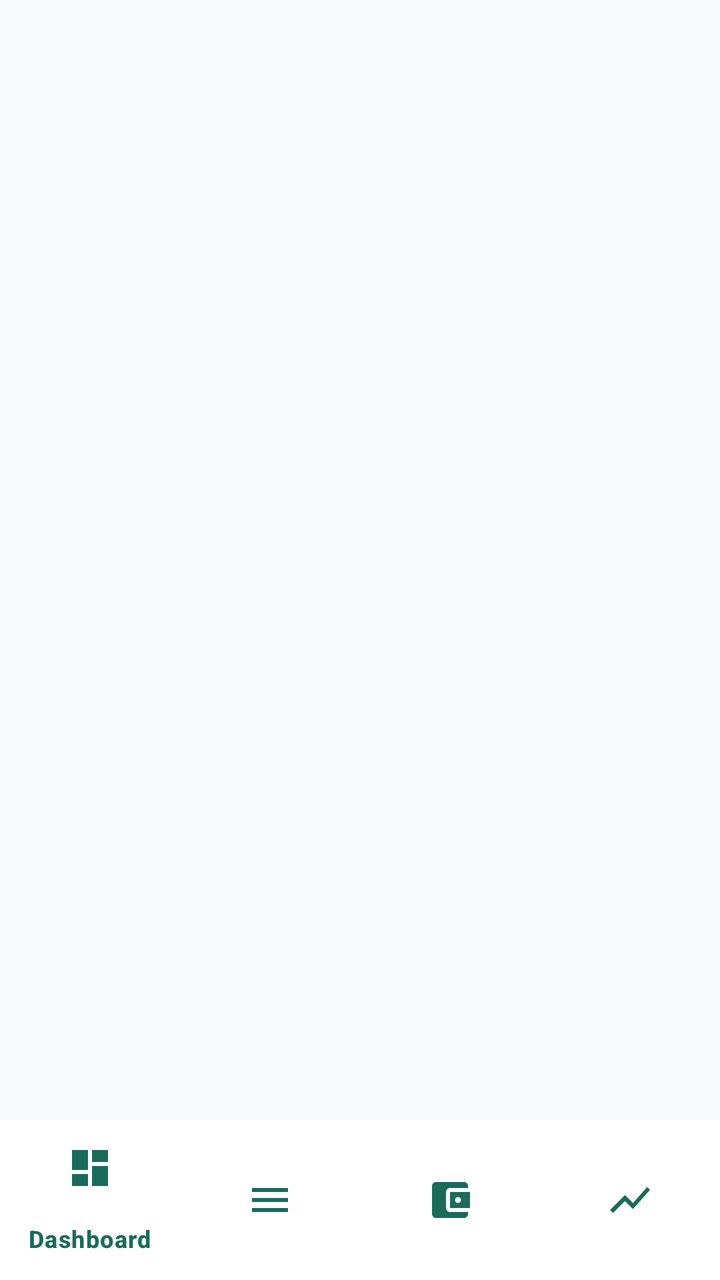
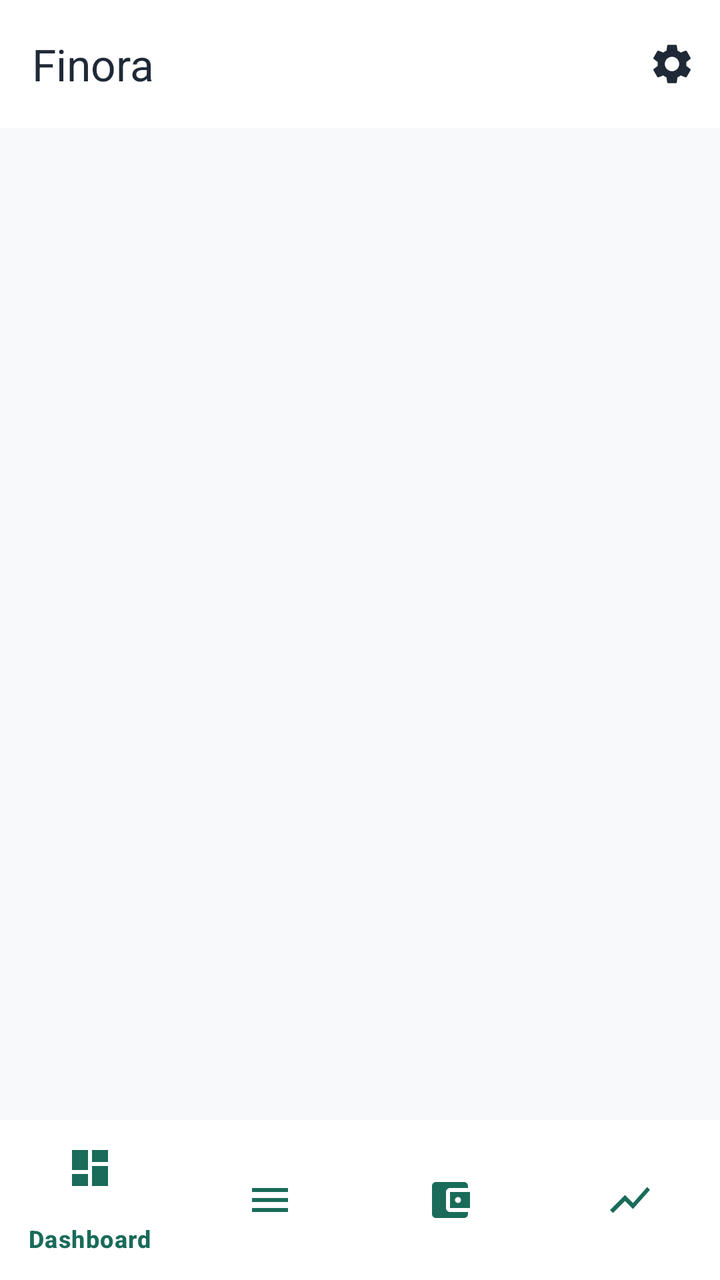

Compare the two renders of this Android layout. The source of the first and the diff that turns it into the second are given below.
<!-- AndroidManifest.xml: application theme Theme.Finora -->
<!-- res/layout/activity_main.xml -->
<?xml version="1.0" encoding="utf-8"?>
<androidx.constraintlayout.widget.ConstraintLayout
    xmlns:android="http://schemas.android.com/apk/res/android"
    xmlns:app="http://schemas.android.com/apk/res-auto"
    xmlns:tools="http://schemas.android.com/tools"
    android:id="@+id/main_root"
    android:layout_width="match_parent"
    android:layout_height="match_parent"
    tools:context=".MainActivity">

    <androidx.fragment.app.FragmentContainerView
        android:id="@+id/fragment_container"
        android:layout_width="match_parent"
        android:layout_height="0dp"
        app:layout_constraintTop_toTopOf="parent"
        app:layout_constraintBottom_toTopOf="@id/bottom_nav"
        app:layout_constraintStart_toStartOf="parent"
        app:layout_constraintEnd_toEndOf="parent" />

    <com.google.android.material.bottomnavigation.BottomNavigationView
        android:id="@+id/bottom_nav"
        android:layout_width="match_parent"
        android:layout_height="wrap_content"
        android:background="@color/nav_background"
        app:itemIconTint="@color/primary_teal"
        app:itemTextColor="@color/primary_teal"
        app:elevation="8dp"
        app:menu="@menu/bottom_nav_menu"
        app:layout_constraintBottom_toBottomOf="parent"
        app:layout_constraintStart_toStartOf="parent"
        app:layout_constraintEnd_toEndOf="parent" />

</androidx.constraintlayout.widget.ConstraintLayout>
<!-- resources referenced by this layout -->
<resources>
  <color name="nav_background">#FFFFFF</color>
  <color name="primary_teal">#1A6B5A</color>
  <style name="Theme.Finora" parent="Base.Theme.Finora" />
  <style name="Base.Theme.Finora" parent="Theme.Material3.DayNight.NoActionBar">
          <item name="colorPrimary">@color/primary_teal</item>
          <item name="colorOnPrimary">@color/white</item>
          <item name="colorSecondary">@color/mint_accent</item>
          <item name="colorOnSecondary">@color/black</item>
          <item name="android:windowBackground">@color/background_light</item>
          <item name="android:statusBarColor">@color/primary_teal_dark</item>
          <item name="android:windowLightStatusBar">false</item>
      </style>
  <color name="white">#FFFFFFFF</color>
  <color name="mint_accent">#00C49A</color>
  <color name="black">#FF000000</color>
  <color name="background_light">#F8F9FA</color>
  <color name="primary_teal_dark">#0F4A3D</color>
</resources>

<!-- the commit's change to res/layout/activity_main.xml (unified diff, before → after) -->
@@ -8,11 +8,24 @@
     android:layout_height="match_parent"
     tools:context=".MainActivity">
 
+    <com.google.android.material.appbar.MaterialToolbar
+        android:id="@+id/top_app_bar"
+        android:layout_width="match_parent"
+        android:layout_height="?attr/actionBarSize"
+        android:background="@color/surface_card"
+        android:elevation="2dp"
+        app:title="Finora"
+        app:titleTextColor="@color/text_primary"
+        app:menu="@menu/main_top_menu"
+        app:layout_constraintTop_toTopOf="parent"
+        app:layout_constraintStart_toStartOf="parent"
+        app:layout_constraintEnd_toEndOf="parent" />
+
     <androidx.fragment.app.FragmentContainerView
         android:id="@+id/fragment_container"
         android:layout_width="match_parent"
         android:layout_height="0dp"
-        app:layout_constraintTop_toTopOf="parent"
+        app:layout_constraintTop_toBottomOf="@id/top_app_bar"
         app:layout_constraintBottom_toTopOf="@id/bottom_nav"
         app:layout_constraintStart_toStartOf="parent"
         app:layout_constraintEnd_toEndOf="parent" />
<!-- resource entries referenced after the edit -->
@@ -2,6 +2,8 @@
 <resources>
   <color name="nav_background">#FFFFFF</color>
   <color name="primary_teal">#1A6B5A</color>
+  <color name="surface_card">#FFFFFF</color>
+  <color name="text_primary">#1F2937</color>
   <style name="Theme.Finora" parent="Base.Theme.Finora" />
   <style name="Base.Theme.Finora" parent="Theme.Material3.DayNight.NoActionBar">
           <item name="colorPrimary">@color/primary_teal</item>
